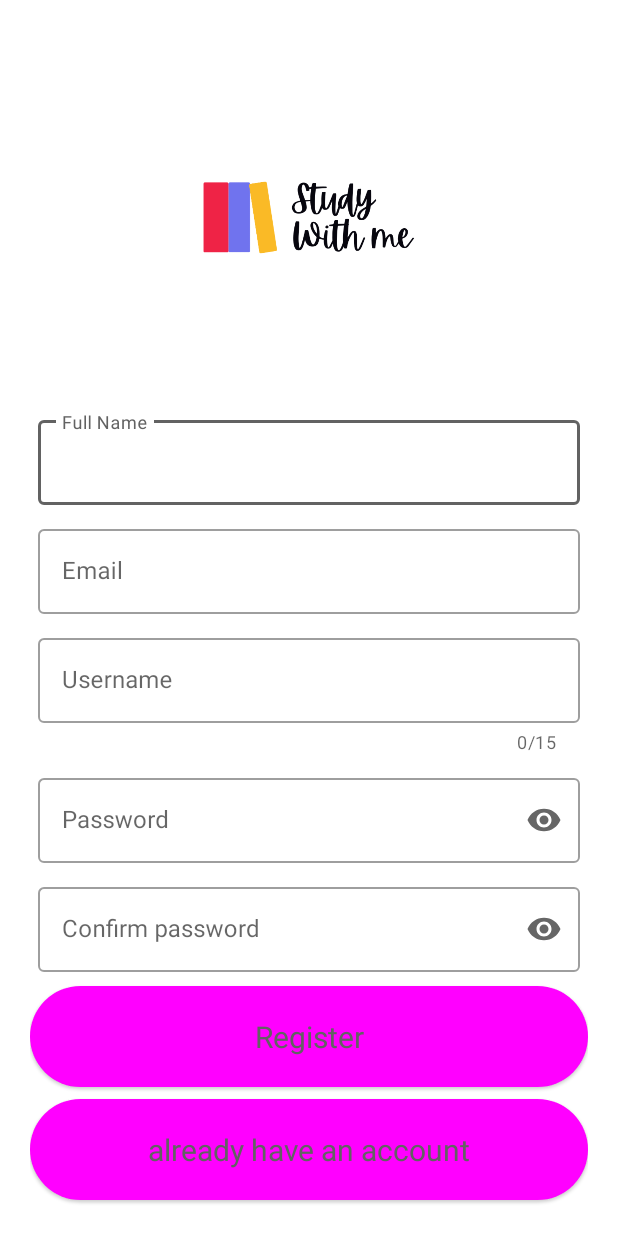
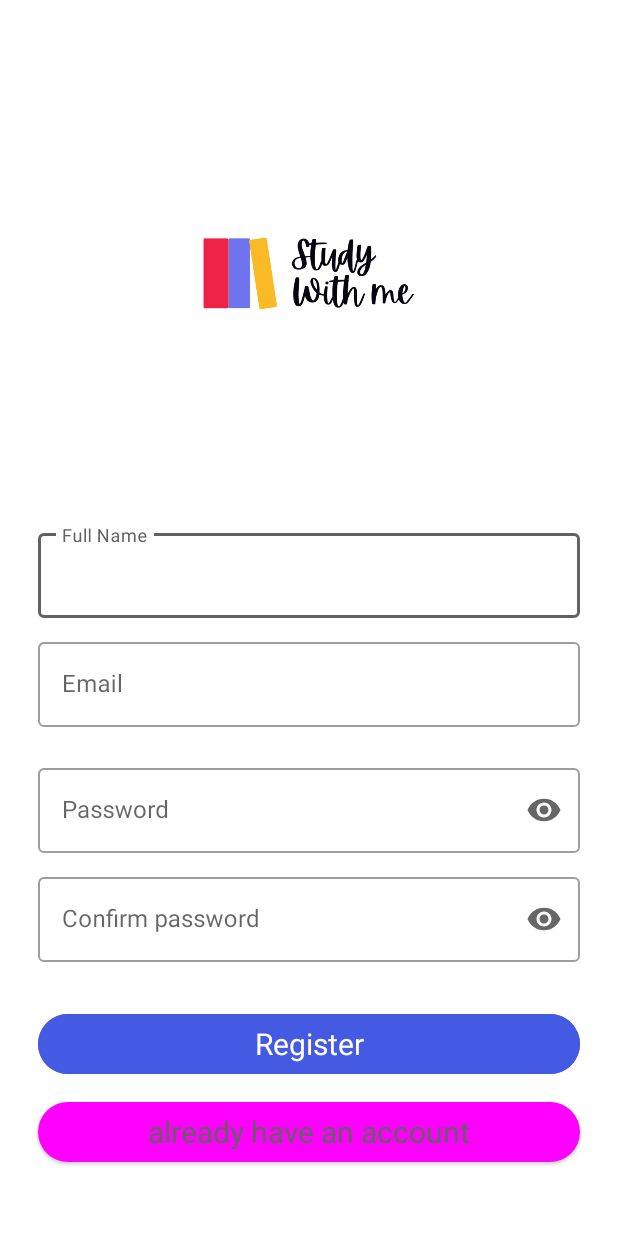
Before and after one commit to MhamedSanaa/androidProject, an Android app: the SignupActivity screen opened directly, with no data from a screen before it, on a phone screen of 412 x 824 dp. Run offline under Robolectric (Android 15) with nearby library versions, the phone set to English and light mode, and no system bars; our stand-ins replace Firebase (no records; nobody signed in at launch, a user with empty details on screens opened directly); Roboto replaces fonts that are not available here; 1 statement that could not run was skipped.

Commit message:
making some design

```diff
--- a/app/src/main/res/layout/activity_login.xml
+++ b/app/src/main/res/layout/activity_login.xml
@@ -73,4 +73,13 @@
         android:layout_margin="5dp"
         android:text="Sign up"
         android:textSize="20sp" />
+
+    <TextView
+        android:layout_width="match_parent"
+        android:layout_height="wrap_content"
+        android:layout_marginTop="20dp"
+        android:text="Forget password ?"
+        android:textAlignment="center"
+        android:textColor="#0096FF"
+        android:textColorHint="#B16767" />
 </LinearLayout>
--- a/app/src/main/res/layout/activity_signup.xml
+++ b/app/src/main/res/layout/activity_signup.xml
@@ -25,6 +25,7 @@
         android:layout_height="wrap_content"
         android:orientation="vertical"
         app:layout_constraintBottom_toBottomOf="parent"
+        android:layout_marginBottom="20dp"
         tools:layout_editor_absoluteX="20dp">
 
         <com.google.android.material.textfield.TextInputLayout
@@ -49,7 +50,9 @@
             android:layout_height="wrap_content"
             android:hint="Email"
             android:padding="5dp"
-            app:endIconMode="clear_text">
+            app:endIconMode="clear_text"
+            android:layout_marginBottom="11dp"
+            >
 
             <com.google.android.material.textfield.TextInputEditText
                 android:id="@+id/signup_email"
@@ -59,23 +62,23 @@
 
         </com.google.android.material.textfield.TextInputLayout>
 
-        <com.google.android.material.textfield.TextInputLayout
-            style="@style/Widget.MaterialComponents.TextInputLayout.OutlinedBox"
-            android:layout_width="match_parent"
-            android:layout_height="wrap_content"
-            android:hint="Username"
-            android:padding="5dp"
-            app:counterEnabled="true"
-            app:counterMaxLength="15"
-            app:endIconMode="clear_text">
+<!--        <com.google.android.material.textfield.TextInputLayout-->
+<!--            style="@style/Widget.MaterialComponents.TextInputLayout.OutlinedBox"-->
+<!--            android:layout_width="match_parent"-->
+<!--            android:layout_height="wrap_content"-->
+<!--            android:hint="Username"-->
+<!--            android:padding="5dp"-->
+<!--            app:counterEnabled="true"-->
+<!--            app:counterMaxLength="15"-->
+<!--            app:endIconMode="clear_text">-->
 
-            <com.google.android.material.textfield.TextInputEditText
-                android:id="@+id/signup_username"
-                android:layout_width="match_parent"
-                android:layout_height="wrap_content"
-                android:inputType="text" />
+<!--            <com.google.android.material.textfield.TextInputEditText-->
+<!--                android:id="@+id/signup_username"-->
+<!--                android:layout_width="match_parent"-->
+<!--                android:layout_height="wrap_content"-->
+<!--                android:inputType="text" />-->
 
-        </com.google.android.material.textfield.TextInputLayout>
+<!--        </com.google.android.material.textfield.TextInputLayout>-->
 
         <com.google.android.material.textfield.TextInputLayout
             style="@style/Widget.MaterialComponents.TextInputLayout.OutlinedBox"
@@ -98,6 +101,7 @@
             android:layout_width="match_parent"
             android:layout_height="wrap_content"
             android:hint="Confirm password"
+            android:layout_marginBottom="20dp"
             android:padding="5dp"
             app:endIconMode="password_toggle">
 
@@ -114,17 +118,25 @@
             style="@style/Widget.Material3.Button.ElevatedButton"
             android:layout_width="match_parent"
             android:layout_height="wrap_content"
-            android:padding="20dp"
+            android:layout_margin="5dp"
+            android:backgroundTint="@color/bluebutton"
+            android:textColor="@color/white"
             android:text="Register"
-            android:textAlignment="center"
-            android:textSize="20dp" />
+            android:textSize="20sp"
+
+            />
+        <!--            android:padding="20dp"-->
+<!--            android:text="Register"-->
+<!--            android:textAlignment="center"-->
+<!--            android:textSize="20sp" -->
+
 
         <Button
             android:id="@+id/signup_accountExist"
             style="@style/Widget.Material3.Button.ElevatedButton"
             android:layout_width="match_parent"
             android:layout_height="wrap_content"
-            android:padding="20dp"
+            android:layout_margin="5dp"
             android:text="already have an account"
             android:textSize="20dp" />
     </LinearLayout>
```
